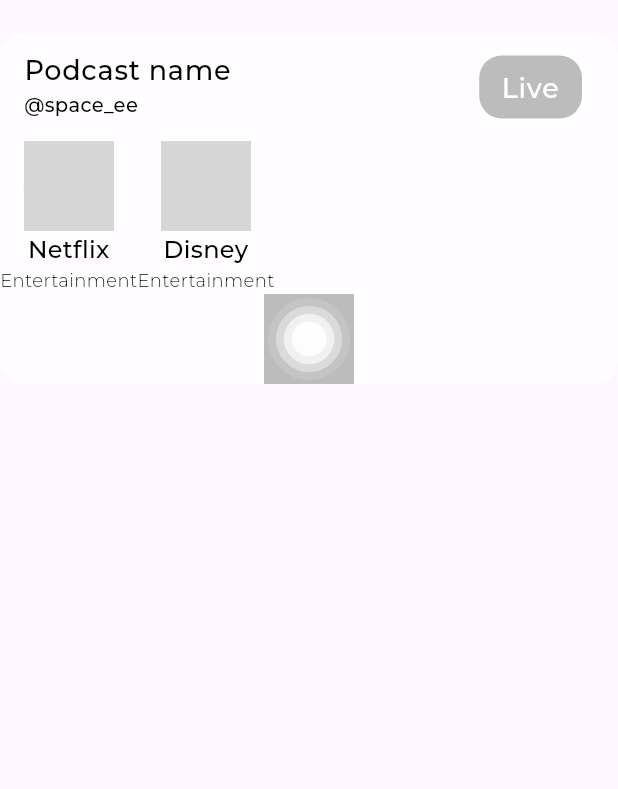
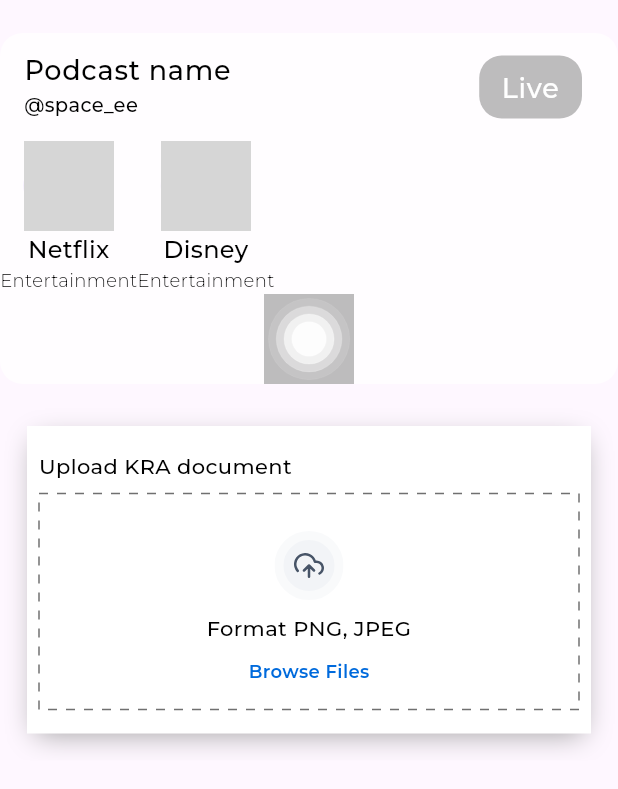
Before and after one commit to briankaboyi/playground, a Flutter app: the screen it shows after launch, on a phone screen of 412 x 824 dp. Shown: the top 789 px of the screen. Run offline on Flutter 3.47's test engine with Material 3 defaults, Android fonts, the light colour scheme and no system bars; drawn by our look-alikes of dotted_border, flutter_animate; our stand-ins replace file_picker, flutter_form_builder, flutter_screenutil, flutter_svg, form_builder_validators, get and 4 more; grey boxes are pictures that could not be loaded.

Commit message:
file picker implementation

```diff
--- /dev/null
+++ b/lib/dio_functions.dart
@@ -0,0 +1,11 @@
+import 'package:file_picker/file_picker.dart';
+
+class DioFunctions{
+  pickFile()async{
+    FilePickerResult? result = await FilePicker.platform.pickFiles();
+    if (result == null) return;
+
+    final file = result.files.first;
+    return file;
+  }
+}
--- a/lib/page/podcast_page.dart
+++ b/lib/page/podcast_page.dart
@@ -4,6 +4,7 @@ import 'package:flutter_animate/flutter_animate.dart';
 import 'package:get/get.dart';
 import 'package:lottie/lottie.dart';
 import 'package:play_ground/widget/avatar_widget.dart';
+import 'package:play_ground/widget/file_picker.dart';
 import 'package:play_ground/widget/text_widget.dart';
 
 class PodcastPage extends GetView{
@@ -62,12 +63,15 @@ class PodcastPage extends GetView{
              Container(
                color: Colors.black26,
                child:Lottie.asset("./assets/lottiewave.json",width:60 ,),
-             )
+             ),
+
+
 
            ],
          ),
        )),
      ),
+     body: FilePickerWidget(),
 
    );
   }
--- /dev/null
+++ b/lib/widget/file_picker.dart
@@ -0,0 +1,170 @@
+import 'package:dotted_border/dotted_border.dart';
+import 'package:file_picker/file_picker.dart';
+import 'package:flutter/material.dart';
+import 'package:flutter/src/widgets/framework.dart';
+import 'package:flutter_svg/flutter_svg.dart';
+import 'package:get/get.dart';
+import 'package:open_file/open_file.dart';
+import 'package:play_ground/dio_functions.dart';
+import 'package:play_ground/widget/text_widget.dart';
+
+class FilePickerWidget extends GetView {
+  RxString fileName = ''.obs;
+  RxString fileSize = ''.obs;
+  @override
+  Widget build(BuildContext context) {
+    return Column(
+      crossAxisAlignment: CrossAxisAlignment.start,
+      children: [
+        const SizedBox(
+          height: 10,
+        ),
+        GestureDetector(
+          onTap: () async {
+            // await DioFunctions().pickKraDocument().then((v){
+            //   image.value = v.path;
+            //   imagesPayload.addAll({
+            //     attributes:image.value
+            //   });
+            // });
+            await DioFunctions().pickFile().then((v){
+              fileName.value = v.name;
+              fileSize.value = v.size.toString();
+
+              print('file ${v}');
+              print('file size ${v.size}');
+              print('file name ${v.name}');
+              print('file path ${v.path!}');
+            });
+
+          },
+          child: ClipRRect(
+            borderRadius: BorderRadius.circular(10),
+            child: Padding(
+              padding: const EdgeInsets.all(18.0),
+              child: Container(
+                decoration: BoxDecoration(
+                  color: Color(0xffffffff),
+                  boxShadow: [
+                    BoxShadow(
+                      color: Color(0xFFa0a0a0), // color of the shadow
+                      spreadRadius: -5, // spread radius
+                      blurRadius: 15, // blur radius
+                      offset: Offset(0, 5), // changes position of shadow
+                    ),
+                  ],
+                ),
+                child: Padding(
+                  padding: const EdgeInsets.only(
+                      top: 16.0, bottom: 16, left: 8, right: 8),
+                  child: Column(
+                    crossAxisAlignment: CrossAxisAlignment.start,
+                    children: [
+                      Padding(
+                        padding: const EdgeInsets.only(bottom: 8.0),
+                        child: text_widget(
+                          text: "Upload KRA document",
+                          color: 0xff000000,
+                          fontSize: 14,
+                          fontWeight: FontWeight.w500,
+                          textAlign: TextAlign.center,
+                          lineHeight: 1.5,
+                        ),
+                      ),
+                      SizedBox(
+                        width: Get.width,
+                        child: DottedBorder(
+                          color: Color(0xff707070),
+                          radius: Radius.circular(10),
+                          strokeCap: StrokeCap.butt,
+                          dashPattern: [6],
+                          strokeWidth: 1,
+                          child: Padding(
+                            padding: EdgeInsets.all(15.0),
+                            child: Obx(() => Column(
+                              crossAxisAlignment: CrossAxisAlignment.center,
+                              children: [
+                                Center(
+                                  child: Padding(
+                                    padding: EdgeInsets.all(8.0),
+                                    child: fileName.value != ''
+                                        ? text_widget(
+                                      text: fileName.value,
+                                      color: 0xff000000,
+                                      fontSize: 14,
+                                      fontWeight: FontWeight.w500,
+                                      textAlign: TextAlign.center,
+                                      lineHeight: 1.5,
+                                    )
+                                        : SvgPicture.asset(
+                                        './assets/upload_icon.svg'),
+                                  ),
+                                ),
+                                Center(
+                                    child: text_widget(
+                                      text: "Format PNG, JPEG",
+                                      color: 0xff000000,
+                                      fontSize: 14,
+                                      fontWeight: FontWeight.w500,
+                                      textAlign: TextAlign.center,
+                                      lineHeight: 1.5,
+                                    )),
+                                SizedBox(
+                                  height: 10,
+                                ),
+                                Center(
+                                  child: text_widget(
+                                      text: "Browse Files",
+                                      fontSize: 12,
+                                      fontWeight: FontWeight.w600,
+                                      color: 0xFF006ADC,
+                                      textAlign: TextAlign.start),
+                                ),
+                              ],
+                            )),
+                            // child: image.value.isEmpty?Column(
+                            //   crossAxisAlignment: CrossAxisAlignment.center,
+                            //   children: [
+                            //     Center(
+                            //       child: Padding(
+                            //         padding: EdgeInsets.all(8.0),
+                            //         child: Icon(Icons.upload_file),
+                            //       ),
+                            //     ),
+                            //     Center(
+                            //         child: text_widget(
+                            //           text: "Format PNG, JPEG",
+                            //           color: 0xff000000,
+                            //           fontSize: 14,
+                            //           fontWeight: FontWeight.w500,
+                            //           textAlign: TextAlign.center,
+                            //           lineHeight: 1.5,
+                            //         )),
+                            //     SizedBox(
+                            //       height: 10,
+                            //     ),
+                            //     Center(
+                            //       child: text_widget(
+                            //           text: "Browse Files",
+                            //           fontSize: 12,
+                            //           fontWeight: FontWeight.w600,
+                            //           color: 0xFF006ADC,
+                            //           textAlign: TextAlign.start),
+                            //     ),
+                            //   ],
+                            // ):
+                            // Image.file(File(imagesPayload[attributes])),
+                          ),
+                        ),
+                      ),
+                    ],
+                  ),
+                ),
+              ),
+            ),
+          ),
+        ),
+      ],
+    );
+  }
+}
--- a/pubspec.yaml
+++ b/pubspec.yaml
@@ -50,6 +50,10 @@ dependencies:
   dio: ^4.0.6
   get_storage: ^2.0.3
   http: ^1.1.0
+  file_picker: ^5.2.5
+  dotted_border: ^2.0.0+3
+  flutter_svg: ^2.0.10+1
+  open_file: ^3.3.2
 
 dev_dependencies:
   flutter_test:
```
Also changed, not shown: assets/upload_icon.svg (added), pubspec.lock.
